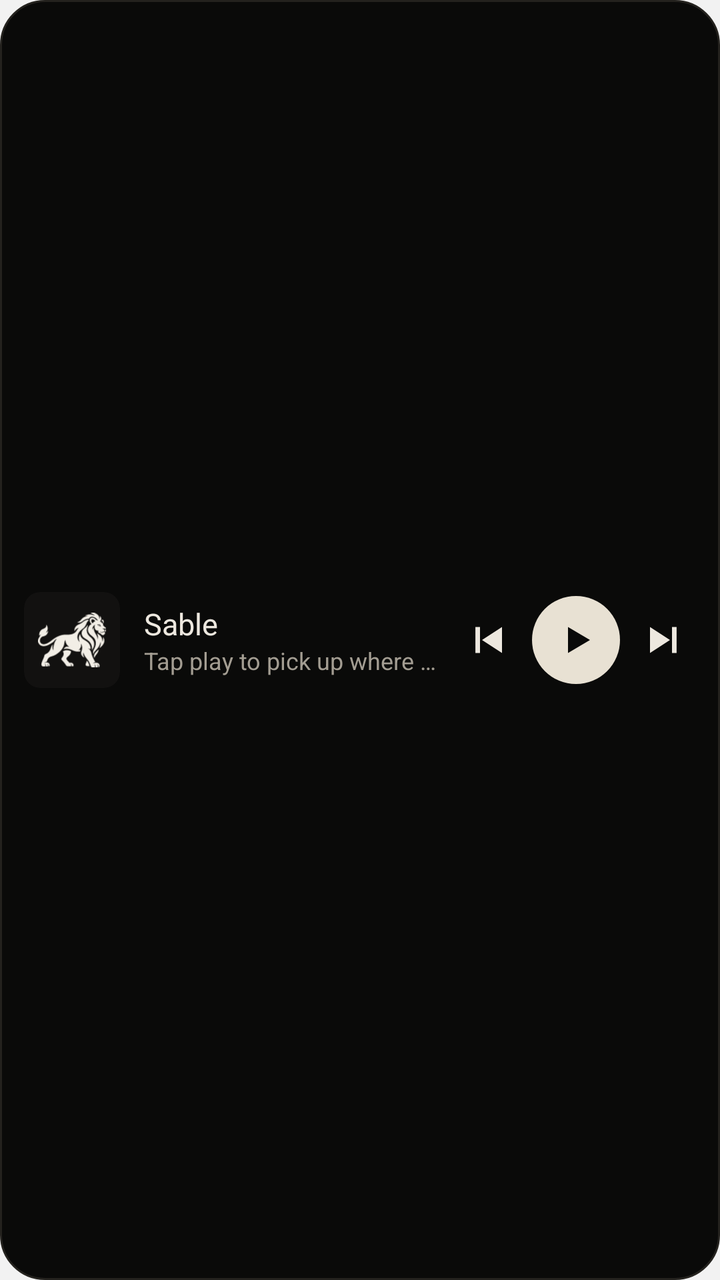
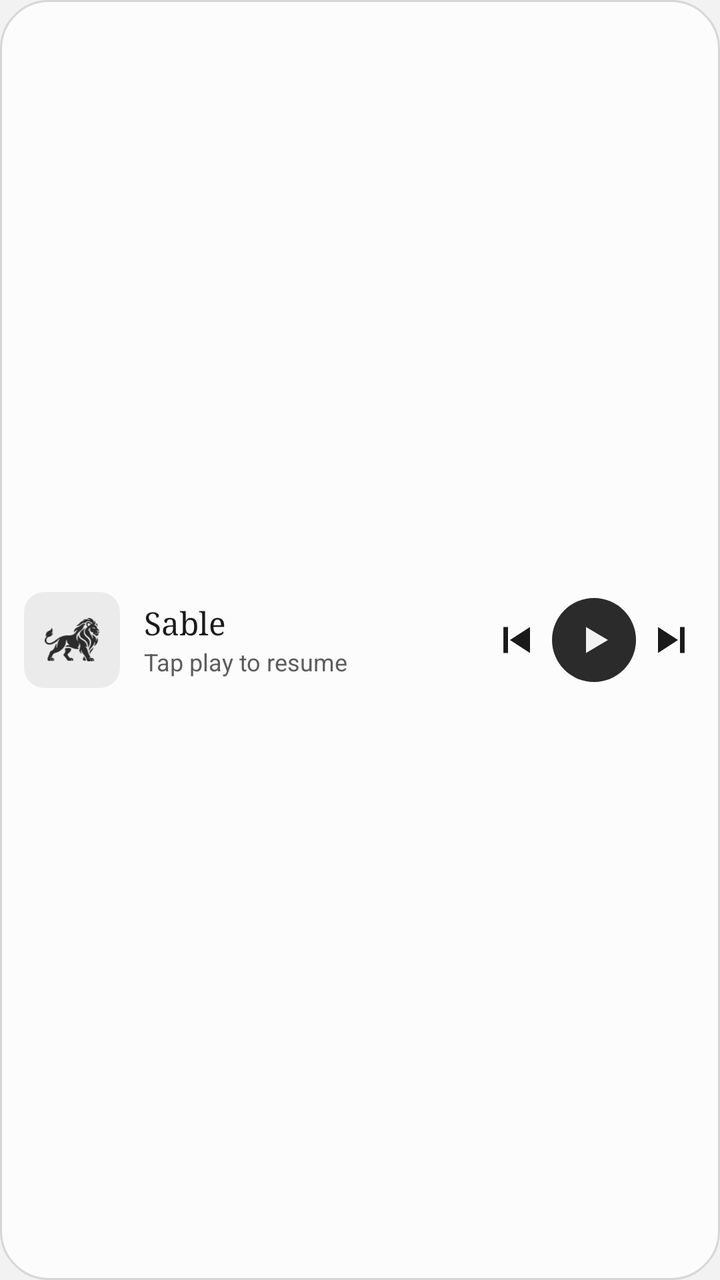

The first picture is an Android layout as it rendered before a commit; the second is the same layout after the commit. The layout source and the unified diff follow.
<!-- AndroidManifest.xml: application theme Theme.Sable -->
<!-- res/layout/widget_player.xml -->
<?xml version="1.0" encoding="utf-8"?>
<LinearLayout xmlns:android="http://schemas.android.com/apk/res/android"
    android:id="@+id/widget_root"
    android:layout_width="match_parent"
    android:layout_height="match_parent"
    android:background="@drawable/widget_bg"
    android:gravity="center_vertical"
    android:orientation="horizontal"
    android:paddingStart="12dp"
    android:paddingEnd="8dp">

    <ImageView
        android:id="@+id/widget_art"
        android:layout_width="48dp"
        android:layout_height="48dp"
        android:background="@drawable/widget_art_bg"
        android:clipToOutline="true"
        android:contentDescription="@null"
        android:scaleType="centerCrop"
        android:src="@drawable/widget_lion" />

    <LinearLayout
        android:id="@+id/widget_text"
        android:layout_width="0dp"
        android:layout_height="wrap_content"
        android:layout_weight="1"
        android:orientation="vertical"
        android:paddingStart="12dp"
        android:paddingEnd="4dp">

        <TextView
            android:id="@+id/widget_title"
            android:layout_width="match_parent"
            android:layout_height="wrap_content"
            android:ellipsize="end"
            android:maxLines="1"
            android:text="@string/widget_idle_title"
            android:textColor="#FFEDE8DF"
            android:textSize="15sp" />

        <TextView
            android:id="@+id/widget_artist"
            android:layout_width="match_parent"
            android:layout_height="wrap_content"
            android:ellipsize="end"
            android:maxLines="1"
            android:text="@string/widget_idle_artist"
            android:textColor="#FFA39D92"
            android:textSize="12sp" />
    </LinearLayout>

    <ImageButton
        android:id="@+id/widget_prev"
        android:layout_width="40dp"
        android:layout_height="48dp"
        android:background="@null"
        android:contentDescription="@string/widget_prev"
        android:src="@drawable/ic_w_prev" />

    <ImageButton
        android:id="@+id/widget_play"
        android:layout_width="44dp"
        android:layout_height="44dp"
        android:layout_marginStart="2dp"
        android:layout_marginEnd="2dp"
        android:background="@drawable/widget_play_bg"
        android:contentDescription="@string/widget_play"
        android:src="@drawable/ic_w_play" />

    <ImageButton
        android:id="@+id/widget_next"
        android:layout_width="40dp"
        android:layout_height="48dp"
        android:background="@null"
        android:contentDescription="@string/widget_next"
        android:src="@drawable/ic_w_next" />
</LinearLayout>
<!-- resources referenced by this layout -->
<resources>
  <!-- drawable ic_w_next (drawable) -->
  <vector xmlns:android="http://schemas.android.com/apk/res/android" android:width="24dp" android:height="24dp" android:viewportWidth="24" android:viewportHeight="24">
      <path android:fillColor="#FFEDE8DF" android:pathData="M5,5.5 L15,12 L5,18.5 Z M16,5.5 h2.3 v13 h-2.3 Z" />
  </vector>
  <!-- drawable ic_w_play (drawable) -->
  <vector xmlns:android="http://schemas.android.com/apk/res/android" android:width="24dp" android:height="24dp" android:viewportWidth="24" android:viewportHeight="24">
      <path android:fillColor="#FF0A0A09" android:pathData="M8,5.5 L19,12 L8,18.5 Z" />
  </vector>
  <!-- drawable ic_w_prev (drawable) -->
  <vector xmlns:android="http://schemas.android.com/apk/res/android" android:width="24dp" android:height="24dp" android:viewportWidth="24" android:viewportHeight="24">
      <path android:fillColor="#FFEDE8DF" android:pathData="M19,5.5 L9,12 L19,18.5 Z M5.7,5.5 h2.3 v13 h-2.3 Z" />
  </vector>
  <!-- drawable widget_art_bg (drawable) -->
  <?xml version="1.0" encoding="utf-8"?>
  <shape xmlns:android="http://schemas.android.com/apk/res/android" android:shape="rectangle">
      <solid android:color="#FF121110" />
      <corners android:radius="8dp" />
  </shape>
  <!-- drawable widget_bg (drawable) -->
  <?xml version="1.0" encoding="utf-8"?>
  <shape xmlns:android="http://schemas.android.com/apk/res/android" android:shape="rectangle">
      <solid android:color="#FF0A0A09" />
      <stroke android:width="1dp" android:color="#FF24221E" />
      <corners android:radius="22dp" />
  </shape>
  <!-- drawable widget_lion (drawable) -->
  <?xml version="1.0" encoding="utf-8"?>
  <inset xmlns:android="http://schemas.android.com/apk/res/android"
      android:drawable="@drawable/lion_mark"
      android:inset="22%" />
  <!-- drawable widget_play_bg (drawable) -->
  <?xml version="1.0" encoding="utf-8"?>
  <shape xmlns:android="http://schemas.android.com/apk/res/android" android:shape="oval">
      <solid android:color="#FFE8E1D3" />
  </shape>
  <string name="widget_idle_artist">Tap play to pick up where you left off</string>
  <string name="widget_idle_title">Sable</string>
  <string name="widget_next">Next song</string>
  <string name="widget_play">Play or pause</string>
  <string name="widget_prev">Previous song</string>
  <style name="Theme.Sable" parent="@android:style/Theme.Material.Light.NoActionBar">
          <item name="android:windowBackground">#F2F2F2</item>
          <item name="android:colorBackground">#F2F2F2</item>
      </style>
  <!-- drawable lion_mark: vector/xml drawable (drawable, 28972 chars, omitted) -->
</resources>

<!-- the commit's change to res/layout/widget_player.xml (unified diff, before → after) -->
@@ -7,17 +7,31 @@
     android:gravity="center_vertical"
     android:orientation="horizontal"
     android:paddingStart="12dp"
-    android:paddingEnd="8dp">
+    android:paddingEnd="6dp">
 
-    <ImageView
-        android:id="@+id/widget_art"
+    <FrameLayout
+        android:id="@+id/widget_art_box"
         android:layout_width="48dp"
         android:layout_height="48dp"
         android:background="@drawable/widget_art_bg"
-        android:clipToOutline="true"
-        android:contentDescription="@null"
-        android:scaleType="centerCrop"
-        android:src="@drawable/widget_lion" />
+        android:clipToOutline="true">
+
+        <ImageView
+            android:id="@+id/widget_art"
+            android:layout_width="match_parent"
+            android:layout_height="match_parent"
+            android:contentDescription="@null"
+            android:scaleType="centerCrop" />
+
+        <ImageView
+            android:id="@+id/widget_lion"
+            android:layout_width="match_parent"
+            android:layout_height="match_parent"
+            android:contentDescription="@null"
+            android:scaleType="centerInside"
+            android:src="@drawable/widget_lion"
+            android:tint="@color/w_accent" />
+    </FrameLayout>
 
     <LinearLayout
         android:id="@+id/widget_text"
@@ -26,32 +40,34 @@
         android:layout_weight="1"
         android:orientation="vertical"
         android:paddingStart="12dp"
-        android:paddingEnd="4dp">
+        android:paddingEnd="2dp">
 
         <TextView
             android:id="@+id/widget_title"
             android:layout_width="match_parent"
             android:layout_height="wrap_content"
             android:ellipsize="end"
+            android:fontFamily="serif"
             android:maxLines="1"
             android:text="@string/widget_idle_title"
-            android:textColor="#FFEDE8DF"
-            android:textSize="15sp" />
+            android:textColor="@color/w_text"
+            android:textSize="16sp" />
 
         <TextView
             android:id="@+id/widget_artist"
             android:layout_width="match_parent"
             android:layout_height="wrap_content"
+            android:layout_marginTop="1dp"
             android:ellipsize="end"
             android:maxLines="1"
             android:text="@string/widget_idle_artist"
-            android:textColor="#FFA39D92"
+            android:textColor="@color/w_text2"
             android:textSize="12sp" />
     </LinearLayout>
 
     <ImageButton
         android:id="@+id/widget_prev"
-        android:layout_width="40dp"
+        android:layout_width="36dp"
         android:layout_height="48dp"
         android:background="@null"
         android:contentDescription="@string/widget_prev"
@@ -59,17 +75,15 @@
 
     <ImageButton
         android:id="@+id/widget_play"
-        android:layout_width="44dp"
-        android:layout_height="44dp"
-        android:layout_marginStart="2dp"
-        android:layout_marginEnd="2dp"
+        android:layout_width="42dp"
+        android:layout_height="42dp"
         android:background="@drawable/widget_play_bg"
         android:contentDescription="@string/widget_play"
         android:src="@drawable/ic_w_play" />
 
     <ImageButton
         android:id="@+id/widget_next"
-        android:layout_width="40dp"
+        android:layout_width="36dp"
         android:layout_height="48dp"
         android:background="@null"
         android:contentDescription="@string/widget_next"
<!-- resource entries referenced after the edit -->
@@ -1,29 +1,32 @@
 <!-- resources referenced by this layout -->
 <resources>
+  <color name="w_accent">#FF2B2B2B</color>
+  <color name="w_text">#FF1A1A1A</color>
+  <color name="w_text2">#FF5C5C5C</color>
   <!-- drawable ic_w_next (drawable) -->
   <vector xmlns:android="http://schemas.android.com/apk/res/android" android:width="24dp" android:height="24dp" android:viewportWidth="24" android:viewportHeight="24">
-      <path android:fillColor="#FFEDE8DF" android:pathData="M5,5.5 L15,12 L5,18.5 Z M16,5.5 h2.3 v13 h-2.3 Z" />
+      <path android:fillColor="@color/w_text" android:pathData="M5,5.5 L15,12 L5,18.5 Z M16,5.5 h2.3 v13 h-2.3 Z" />
   </vector>
   <!-- drawable ic_w_play (drawable) -->
   <vector xmlns:android="http://schemas.android.com/apk/res/android" android:width="24dp" android:height="24dp" android:viewportWidth="24" android:viewportHeight="24">
-      <path android:fillColor="#FF0A0A09" android:pathData="M8,5.5 L19,12 L8,18.5 Z" />
+      <path android:fillColor="@color/w_on_accent" android:pathData="M8,5.5 L19,12 L8,18.5 Z" />
   </vector>
   <!-- drawable ic_w_prev (drawable) -->
   <vector xmlns:android="http://schemas.android.com/apk/res/android" android:width="24dp" android:height="24dp" android:viewportWidth="24" android:viewportHeight="24">
-      <path android:fillColor="#FFEDE8DF" android:pathData="M19,5.5 L9,12 L19,18.5 Z M5.7,5.5 h2.3 v13 h-2.3 Z" />
+      <path android:fillColor="@color/w_text" android:pathData="M19,5.5 L9,12 L19,18.5 Z M5.7,5.5 h2.3 v13 h-2.3 Z" />
   </vector>
   <!-- drawable widget_art_bg (drawable) -->
   <?xml version="1.0" encoding="utf-8"?>
   <shape xmlns:android="http://schemas.android.com/apk/res/android" android:shape="rectangle">
-      <solid android:color="#FF121110" />
-      <corners android:radius="8dp" />
+      <solid android:color="@color/w_art" />
+      <corners android:radius="10dp" />
   </shape>
   <!-- drawable widget_bg (drawable) -->
   <?xml version="1.0" encoding="utf-8"?>
   <shape xmlns:android="http://schemas.android.com/apk/res/android" android:shape="rectangle">
-      <solid android:color="#FF0A0A09" />
-      <stroke android:width="1dp" android:color="#FF24221E" />
-      <corners android:radius="22dp" />
+      <solid android:color="@color/w_card" />
+      <stroke android:width="1dp" android:color="@color/w_line" />
+      <corners android:radius="24dp" />
   </shape>
   <!-- drawable widget_lion (drawable) -->
   <?xml version="1.0" encoding="utf-8"?>
@@ -33,9 +36,9 @@
   <!-- drawable widget_play_bg (drawable) -->
   <?xml version="1.0" encoding="utf-8"?>
   <shape xmlns:android="http://schemas.android.com/apk/res/android" android:shape="oval">
-      <solid android:color="#FFE8E1D3" />
+      <solid android:color="@color/w_accent" />
   </shape>
-  <string name="widget_idle_artist">Tap play to pick up where you left off</string>
+  <string name="widget_idle_artist">Tap play to resume</string>
   <string name="widget_idle_title">Sable</string>
   <string name="widget_next">Next song</string>
   <string name="widget_play">Play or pause</string>
@@ -44,6 +47,10 @@
           <item name="android:windowBackground">#F2F2F2</item>
           <item name="android:colorBackground">#F2F2F2</item>
       </style>
+  <color name="w_on_accent">#FFF2F2F2</color>
+  <color name="w_art">#FFEBEBEB</color>
+  <color name="w_card">#FFFCFCFC</color>
+  <color name="w_line">#FFD6D6D6</color>
   <!-- drawable lion_mark: vector/xml drawable (drawable, 28972 chars, omitted) -->
 </resources>
 
